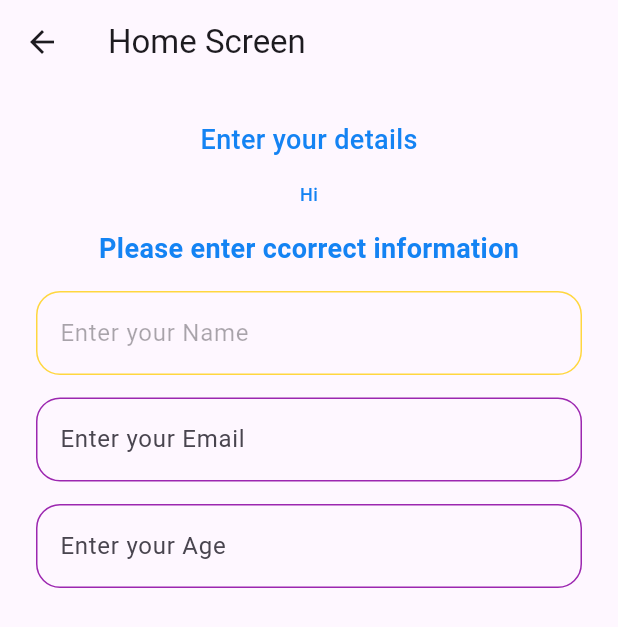
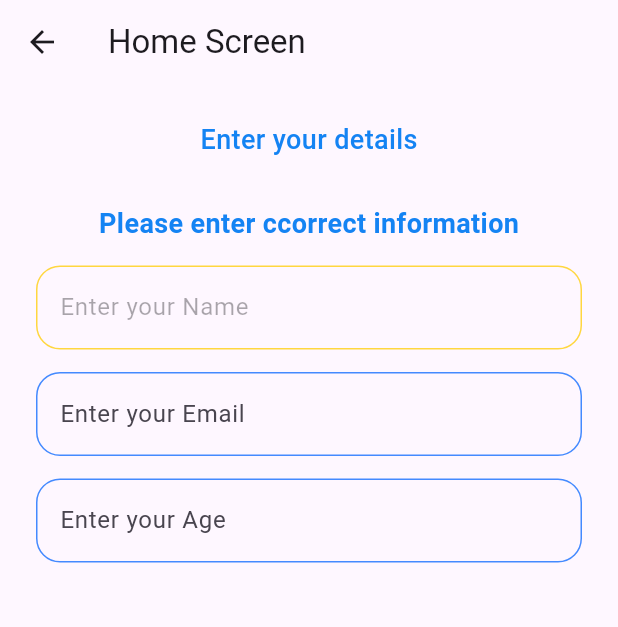
Before and after one commit to MuhammadHaris55/madCourseMay2025, a Flutter app: the HomeScreen screen opened directly, on a phone screen of 412 x 824 dp. Shown: the top 627 px of the screen. Run offline on Flutter 3.47's test engine with Material 3 defaults, Android fonts, the phone set to English and light mode, and no system bars; our stand-ins replace go_router.

Commit message:
provider & theming(light/dark)

```diff
--- a/lib/features/home_screen.dart
+++ b/lib/features/home_screen.dart
@@ -21,7 +21,6 @@ class HomeScreen extends StatelessWidget {
           children: [
             AppText(text: "Enter your details"),
             const SizedBox(height: 15),
-            AppText(text: "Hi", fontSize: 12),
             const SizedBox(height: 15),
             AppText(
                 text: "Please enter ccorrect information",
--- /dev/null
+++ b/lib/providers/counter_provider.dart
@@ -0,0 +1,10 @@
+import 'package:flutter/material.dart';
+
+class CounterProvider with ChangeNotifier {
+  int _count = 0;
+  int get count => _count;
+  set count(int value) {
+    _count = value;
+    notifyListeners();
+  }
+}
--- a/lib/ui/app_text_field.dart
+++ b/lib/ui/app_text_field.dart
@@ -10,18 +10,18 @@ Widget AppTextField({
       hintText: hintText,
       // enabled: isEnable ?? true,
       enabled: isEnable,
-      focusedBorder: OutlineInputBorder(
-        borderRadius: BorderRadius.circular(16),
-        borderSide: BorderSide(color: Colors.red),
-      ),
-      enabledBorder: OutlineInputBorder(
-        borderRadius: BorderRadius.circular(16),
-        borderSide: BorderSide(color: Colors.purple),
-      ),
-      disabledBorder: OutlineInputBorder(
-        borderRadius: BorderRadius.circular(16),
-        borderSide: BorderSide(color: Colors.amberAccent),
-      ),
+      // focusedBorder: OutlineInputBorder(
+      //   borderRadius: BorderRadius.circular(16),
+      //   borderSide: BorderSide(color: Colors.red),
+      // ),
+      // enabledBorder: OutlineInputBorder(
+      //   borderRadius: BorderRadius.circular(16),
+      //   borderSide: BorderSide(color: Colors.blueAccent),
+      // ),
+      // disabledBorder: OutlineInputBorder(
+      //   borderRadius: BorderRadius.circular(16),
+      //   borderSide: BorderSide(color: Colors.amberAccent),
+      // ),
     ),
   );
 }
--- a/lib/utils/color_palette.dart
+++ b/lib/utils/color_palette.dart
@@ -1,9 +1,14 @@
 import 'package:flutter/material.dart';
 
 class ColorPalette {
+  static const Color cpFF8383 = Color(0xFFFF8383);
+  static const Color cp1483F3 = Color(0xFF1483F3);
+  static const Color cp151515 = Color(0xFF151515);
+  static const Color blueGreyColor = Colors.blueGrey;
+
   // static const primaryColor = cpFF8383;
-  static const primaryColor = cp1483F3;
-  static const secondaryColor = cp1483F3;
-  static const cpFF8383 = Color(0xFFFF8383);
-  static const cp1483F3 = Color(0xFF1483F3);
+  static const Color primaryColor = cp1483F3;
+  static const Color secondaryColor = cp1483F3;
+  static const Color lightBackground = Colors.white;
+  static const Color darkBackground = cp151515;
 }
--- a/pubspec.yaml
+++ b/pubspec.yaml
@@ -36,6 +36,7 @@ dependencies:
   # Use with the CupertinoIcons class for iOS style icons.
   cupertino_icons: ^1.0.6
   go_router: ^14.6.2
+  provider: ^6.1.5
 
 dev_dependencies:
   flutter_test:
```
Also changed, not shown: lib/features/my_home_page.dart (+41 -44 lines), lib/main.dart (+49 -6 lines), lib/navigation/app_router.dart (+5 -2 lines), lib/utils/app_theme.dart (added, +55 -0 lines), pubspec.lock.
